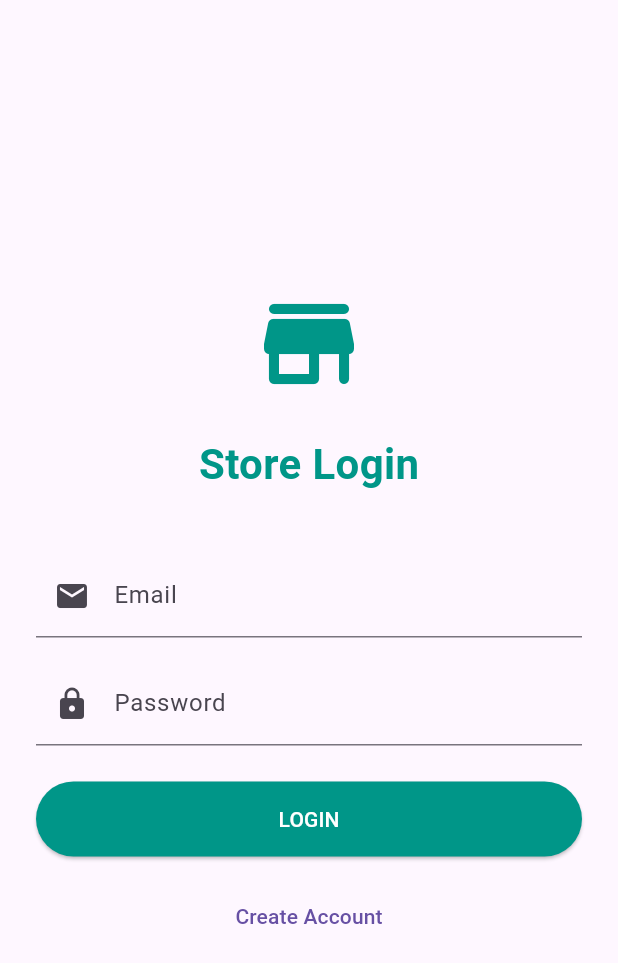
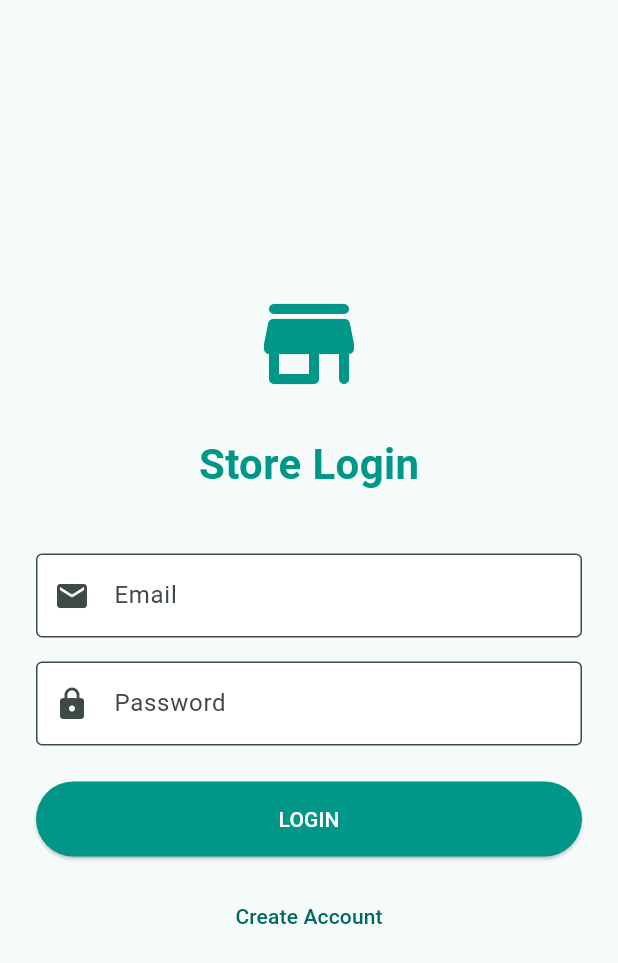
Before and after one commit to ssmugdho7/inventory-store, a Flutter app: the screen it shows after launch, on a phone screen of 412 x 824 dp. Shown: the top 963 px of the screen. Run offline on Flutter 3.47's test engine with Material 3 defaults, Android fonts, the light colour scheme and no system bars; our stand-ins replace cloud_firestore, firebase_auth, firebase_core; accounts and stored records are empty; generated files the repository leaves out were written again.

Commit message:
Completed my assigned files and folder structure

```diff
--- a/lib/main.dart
+++ b/lib/main.dart
@@ -1,18 +1,20 @@
 import 'package:flutter/material.dart';
+import 'package:firebase_core/firebase_core.dart';
 import 'package:provider/provider.dart';
-import 'screens/login_screen.dart';
-import 'screens/signup_screen.dart';
-import 'screens/home_screen.dart';
-import 'screens/add_edit_note_screen.dart';
-import 'providers/auth_provider.dart';
 
-void main() {
-  runApp(
-    MultiProvider(
-      providers: [ChangeNotifierProvider(create: (_) => AuthProvider())],
-      child: const MyApp(),
-    ),
-  );
+// 1. Imports for your project files
+import 'firebase_options.dart'; // Auto-generated by FlutterFire CLI
+import 'providers/inventory_provider.dart';
+import 'screens/auth_wrapper.dart';
+
+void main() async {
+  // 2. Initialize Flutter bindings
+  WidgetsFlutterBinding.ensureInitialized();
+
+  // 3. Initialize Firebase
+  await Firebase.initializeApp(options: DefaultFirebaseOptions.currentPlatform);
+
+  runApp(const MyApp());
 }
 
 class MyApp extends StatelessWidget {
@@ -20,17 +22,28 @@ class MyApp extends StatelessWidget {
 
   @override
   Widget build(BuildContext context) {
-    return MaterialApp(
-      title: 'Store Inventory Tracker',
-      debugShowCheckedModeBanner: false,
-      theme: ThemeData(primarySwatch: Colors.blue),
-      initialRoute: '/login',
-      routes: {
-        '/login': (_) => const LoginScreen(),
-        '/signup': (_) => const SignupScreen(),
-        '/home': (_) => const HomeScreen(),
-        '/addEditProduct': (context) => const AddEditNoteScreen(),
-      },
+    // 4. MultiProvider allows you to add more providers later (e.g., ThemeProvider)
+    return MultiProvider(
+      providers: [ChangeNotifierProvider(create: (_) => InventoryProvider())],
+      child: MaterialApp(
+        title: 'Store Inventory',
+        debugShowCheckedModeBanner: false,
+
+        // 5. Global Theme Configuration
+        theme: ThemeData(
+          colorScheme: ColorScheme.fromSeed(seedColor: Colors.teal),
+          useMaterial3: true,
+          // Optional: Customize input decoration globally
+          inputDecorationTheme: const InputDecorationTheme(
+            border: OutlineInputBorder(),
+            filled: true,
+            fillColor: Colors.white,
+          ),
+        ),
+
+        // 6. The "Traffic Cop" widget that decides if we go to Login or Home
+        home: const AuthWrapper(),
+      ),
     );
   }
 }
--- /dev/null
+++ b/lib/models/product.dart
@@ -0,0 +1,36 @@
+class Product {
+  final String? id;
+  final String name;
+  final String category;
+  final int quantity;
+  final String? imageUrl; // <--- NEW: Optional Image URL
+
+  Product({
+    this.id,
+    required this.name,
+    required this.category,
+    required this.quantity,
+    this.imageUrl, // <--- NEW
+  });
+
+  // 1. TO MAP: Save to Firestore
+  Map<String, dynamic> toMap() {
+    return {
+      'name': name,
+      'category': category,
+      'quantity': quantity,
+      'imageUrl': imageUrl, // <--- NEW
+    };
+  }
+
+  // 2. FROM MAP: Read from Firestore
+  factory Product.fromMap(Map<String, dynamic> map, String documentId) {
+    return Product(
+      id: documentId,
+      name: map['name'] ?? '',
+      category: map['category'] ?? 'General',
+      quantity: (map['quantity'] ?? 0).toInt(),
+      imageUrl: map['imageUrl'], // <--- NEW: Fetch from map
+    );
+  }
+}
--- a/lib/screens/auth_wrapper.dart
+++ b/lib/screens/auth_wrapper.dart
@@ -1,7 +1,7 @@
 import 'package:flutter/material.dart';
 import 'package:firebase_auth/firebase_auth.dart';
 import '../services/auth_service.dart';
-import 'dashboard_screen.dart';
+import 'home_screen.dart';
 import 'login_screen.dart';
 
 class AuthWrapper extends StatelessWidget {
@@ -9,23 +9,43 @@ class AuthWrapper extends StatelessWidget {
 
   @override
   Widget build(BuildContext context) {
+    // Instantiate the auth service to access the stream
     final authService = AuthService();
 
     return StreamBuilder<User?>(
+      // Listen to the auth state changes (login, logout, signup)
       stream: authService.authStateChanges,
       builder: (context, snapshot) {
+
+        // 1. LOADING: Waiting for Firebase to confirm status
         if (snapshot.connectionState == ConnectionState.waiting) {
-          return const Scaffold(body: Center(child: CircularProgressIndicator()));
+          return const Scaffold(
+            body: Center(
+              child: CircularProgressIndicator(color: Colors.teal),
+            ),
+          );
         }
 
-        // If user is logged in -> Go to Dashboard
-        if (snapshot.hasData) {
-          return const DashboardScreen();
+        // 2. ERROR: If something went wrong with the stream
+        if (snapshot.hasError) {
+          return const Scaffold(
+            body: Center(
+              child: Text('Something went wrong. Please restart the app.'),
+            ),
+          );
         }
 
-        // If user is logged out -> Go to Login
+        // 3. LOGGED IN: We have user data
+        if (snapshot.hasData) {
+          return const HomeScreen();
+        }
+
+        // 4. LOGGED OUT: No user data
         return const LoginScreen();
       },
     );
   }
 }
+
+import 'package:cloud_firestore/cloud_firestore.dart';
+import '../models/product.dart';
```
Also changed, not shown: lib/providers/inventory_provider.dart (added, +118 -0 lines), lib/screens/add_edit_note_screen.dart (deleted, +0 -150 lines), lib/services/firestore_service.dart (added, +90 -0 lines), firebase.json, pubspec.lock, 1 other file.
